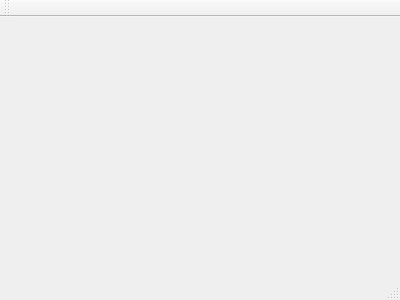
The window that testAdd/mainwindow.ui (TheSingStone/QTlearn) describes before a commit, drawn with Qt 5.
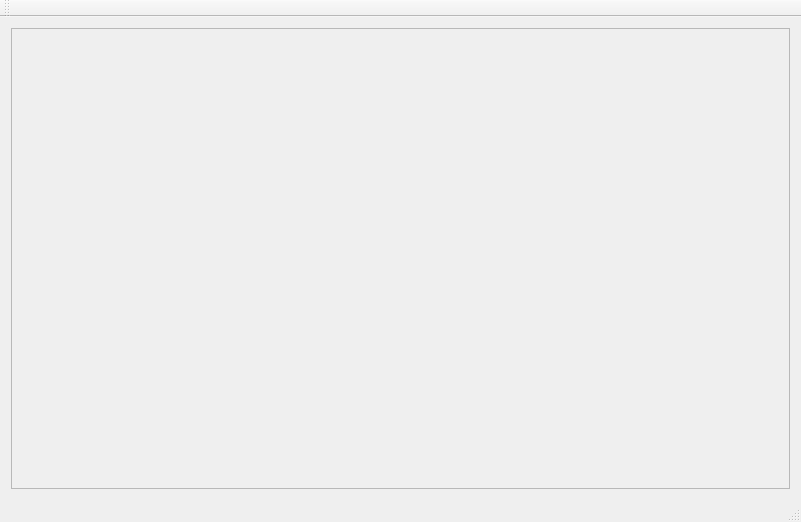
The same window after the commit.

Commit message: learn to add Widget

Patch:
```diff
--- a/testAdd/mainwindow.ui
+++ b/testAdd/mainwindow.ui
@@ -1,24 +1,59 @@
 <ui version="4.0">
  <class>MainWindow</class>
- <widget class="QMainWindow" name="MainWindow" >
-  <property name="geometry" >
+ <widget class="QMainWindow" name="MainWindow">
+  <property name="geometry">
    <rect>
     <x>0</x>
     <y>0</y>
-    <width>400</width>
-    <height>300</height>
+    <width>801</width>
+    <height>522</height>
    </rect>
   </property>
   <property name="windowTitle" >
    <string>MainWindow</string>
   </property>
-  <widget class="QMenuBar" name="menuBar" />
-  <widget class="QToolBar" name="mainToolBar" />
-  <widget class="QWidget" name="centralWidget" />
-  <widget class="QStatusBar" name="statusBar" />
+  <widget class="QWidget" name="centralWidget">
+   <layout class="QVBoxLayout" name="verticalLayout">
+    <item>
+     <widget class="QScrollArea" name="mainScrl">
+      <property name="widgetResizable">
+       <bool>true</bool>
+      </property>
+      <widget class="QWidget" name="widget">
+       <property name="geometry">
+        <rect>
+         <x>0</x>
+         <y>0</y>
+         <width>781</width>
+         <height>445</height>
+        </rect>
+       </property>
+      </widget>
+     </widget>
+    </item>
+   </layout>
+  </widget>
+  <widget class="QMenuBar" name="menuBar">
+   <property name="geometry">
+    <rect>
+     <x>0</x>
+     <y>0</y>
+     <width>801</width>
+     <height>23</height>
+    </rect>
+   </property>
+  </widget>
+  <widget class="QToolBar" name="mainToolBar">
+   <attribute name="toolBarArea">
+    <enum>TopToolBarArea</enum>
+   </attribute>
+   <attribute name="toolBarBreak">
+    <bool>false</bool>
+   </attribute>
+  </widget>
+  <widget class="QStatusBar" name="statusBar"/>
  </widget>
- <layoutDefault spacing="6" margin="11" />
- <pixmapfunction></pixmapfunction>
+ <layoutdefault spacing="6" margin="11"/>
  <resources/>
  <connections/>
 </ui>
```
Left out of the diff: 3 changed lines with no effect on the pictures. The commit also changes 6 other files.
